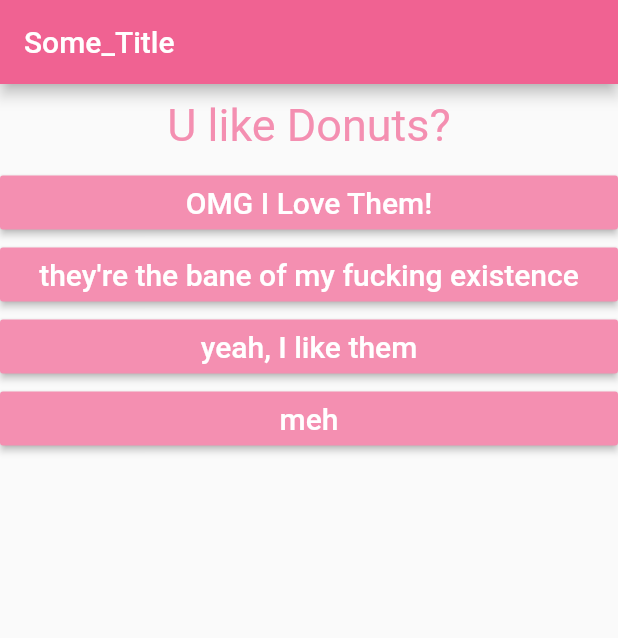
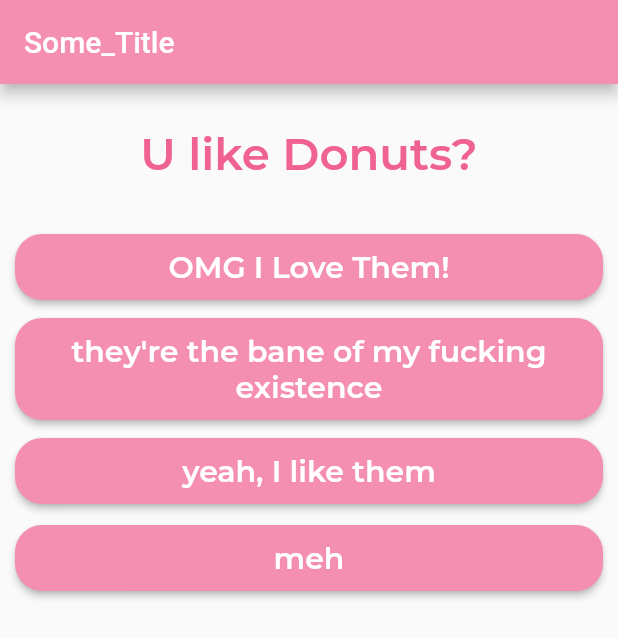
Before and after one commit to NEONSOLISALPHA/udemy-quiz-app, a Flutter app: the screen it shows after launch, after a tap on "ask her urself.", on a phone screen of 412 x 824 dp. Shown: the top 638 px of the screen. Run offline on Flutter 3.47's test engine with Material 2 defaults, Android fonts, the phone set to English and light mode, and no system bars; our stand-ins replace google_fonts.

Commit message:
• added google fonts to pubspec.yaml, • used GoogleFonts() to incorpote the fonts    used in all text objects • changed the colour scheme to a slightly    more differenciated look • changed the shape of the buttons using shape: parameter • added padding to the inside of the buttons   (between text and border) in answer_butt.dart • changed margin and font in question.dart • added Text theme in main.dart

```diff
--- a/lib/answer_button.dart
+++ b/lib/answer_button.dart
@@ -1,4 +1,6 @@
+import 'package:flutter/cupertino.dart';
 import 'package:flutter/material.dart';
+import 'package:google_fonts/google_fonts.dart';
 
 class AnswerButton extends StatelessWidget {
   final String buttonText;
@@ -10,12 +12,20 @@ class AnswerButton extends StatelessWidget {
   Widget build(BuildContext context) {
     return Container(
       width: double.infinity,
+      margin: EdgeInsets.symmetric(vertical: 5, horizontal: 10),
       child: RaisedButton(
+        shape: RoundedRectangleBorder(
+          borderRadius: BorderRadius.circular(18.0),
+        ),
+        padding: EdgeInsets.symmetric(vertical: 10),
         color: Colors.pink[200],
-        textColor: Colors.white,
         child: Text(
           buttonText,
-          style: TextStyle(fontSize: 20),
+          style: GoogleFonts.montserrat(
+              textStyle: TextStyle(
+                  color: Colors.white,
+                  fontSize: 20,
+                  fontWeight: FontWeight.w600)),
           textAlign: TextAlign.center,
         ),
         onPressed: onPressFunc,
--- a/lib/main.dart
+++ b/lib/main.dart
@@ -1,10 +1,13 @@
 import 'package:flutter/cupertino.dart';
 import 'package:flutter/material.dart';
+import 'package:google_fonts/google_fonts.dart';
 
 import './question.dart';
 import './answer_button.dart';
 
-void main() => runApp(MyApp());
+void main() {
+  runApp(MyApp());
+}
 
 class MyApp extends StatefulWidget {
   @override
@@ -47,9 +50,13 @@ class _MyAppState extends State<MyApp> {
 
   Widget build(BuildContext context) {
     return MaterialApp(
+        theme: ThemeData(
+          textTheme:
+              GoogleFonts.montserratTextTheme(Theme.of(context).textTheme),
+        ),
         home: Scaffold(
           appBar: AppBar(
-        backgroundColor: Colors.pink[300],
+            backgroundColor: Colors.pink[200],
             title: Text('Some_Title'),
           ),
           body: Column(children: [
--- a/lib/question.dart
+++ b/lib/question.dart
@@ -1,4 +1,5 @@
 import 'package:flutter/material.dart';
+import 'package:google_fonts/google_fonts.dart';
 
 class Question extends StatelessWidget {
   final String questionText;
@@ -9,10 +10,14 @@ class Question extends StatelessWidget {
   Widget build(BuildContext context) {
     return Container(
       width: double.infinity,
-      margin: EdgeInsets.all(10),
+      margin: EdgeInsets.all(28),
       child: Text(
         questionText,
-        style: TextStyle(fontSize: 30, color: Colors.pink[200]),
+        style: GoogleFonts.montserrat(
+            textStyle: TextStyle(
+                color: Colors.pink[300],
+                fontSize: 30,
+                fontWeight: FontWeight.w600)),
         textAlign: TextAlign.center,
       ),
     );
--- a/pubspec.yaml
+++ b/pubspec.yaml
@@ -23,6 +23,8 @@ environment:
 dependencies:
   flutter:
     sdk: flutter
+
+  google_fonts: ^1.1.1
 
 
   # The following adds the Cupertino Icons font to your application.
```
Also changed, not shown: pubspec.lock. Lines whose indentation alone changed are shown as unchanged.
